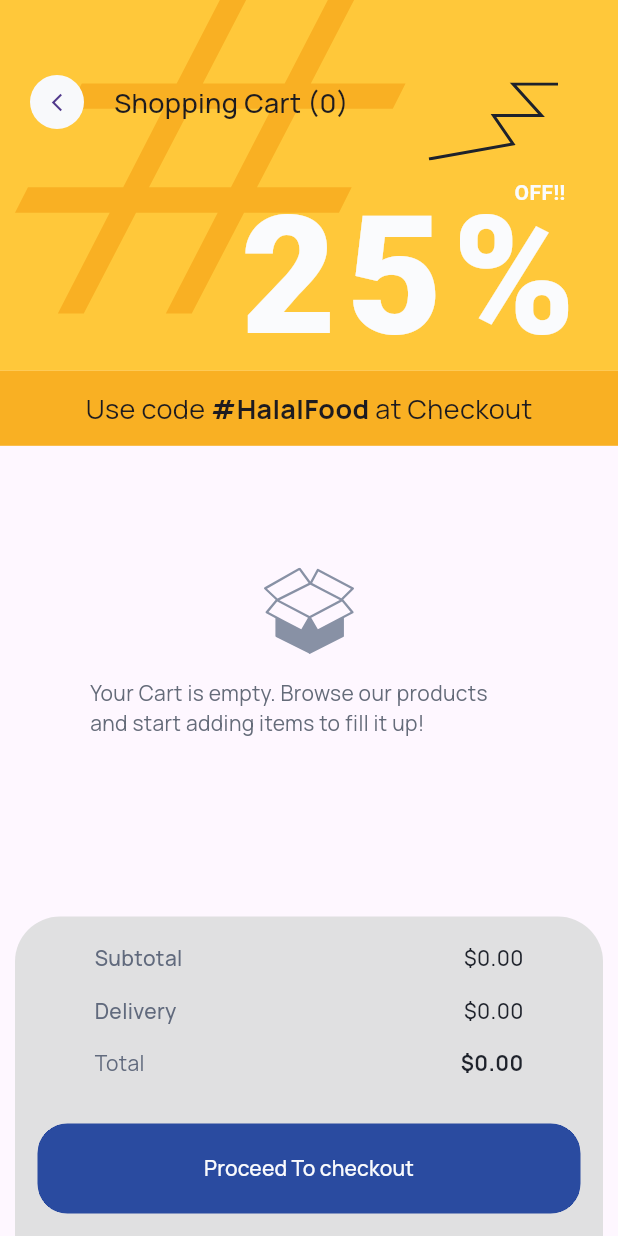
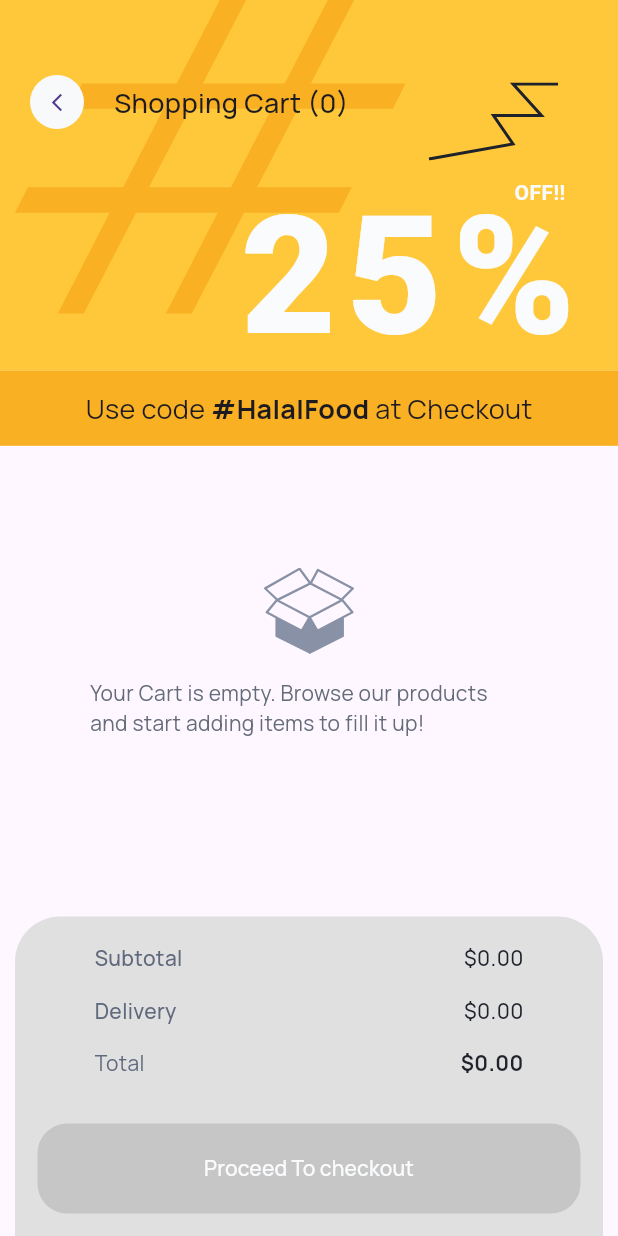
Before and after one commit to JazebJaved468/shop_app_flutter, a Flutter app: the CartScreen screen opened directly, on a phone screen of 412 x 824 dp. Run offline on Flutter 3.47's test engine with Material 2 defaults, Android fonts, the phone set to English and light mode, and no system bars; our stand-ins replace flutter_svg, font_awesome_flutter, lottie, smooth_page_indicator; missing offline and left inert: r_dotted_line_border.

Commit message:
button disbled when cart empty

```diff
--- a/lib/data/data.dart
+++ b/lib/data/data.dart
@@ -3379,21 +3379,21 @@ class PersonalInfo {
     {
       'type': 'Current',
       'orders': [
-        // {
-        //   'id': 765433,
-        //   'items': [
-        //     {
-        //       'shopIndex': 0,
-        //       'filterIndex': 0,
-        //       'productIndex': 4,
-        //       'name': "Bananas",
-        //       'price': 7.90,
-        //       'imgPath':
-        //           'https://encrypted-tbn0.gstatic.com/images?q=tbn:ANd9GcTCGcMjfGiON-64zr0YZw0cjqags4xBLOE8zg&usqp=CAU',
-        //       'quantity': 2,
-        //     },
-        //   ],
-        // },
+        {
+          'id': 765433,
+          'items': [
+            {
+              'shopIndex': 0,
+              'filterIndex': 0,
+              'productIndex': 4,
+              'name': "Bananas",
+              'price': 7.90,
+              // 'imgPath':
+              //     'https://encrypted-tbn0.gstatic.com/images?q=tbn:ANd9GcTCGcMjfGiON-64zr0YZw0cjqags4xBLOE8zg&usqp=CAU',
+              'quantity': 2,
+            },
+          ],
+        },
       ],
     },
     {
--- a/lib/main.dart
+++ b/lib/main.dart
@@ -28,7 +28,7 @@ class MyApp extends StatelessWidget {
         fontFamily: "Manrope",
         useMaterial3: true,
       ),
-      home: const HomeScreen(),
+      home: const CartScreen(),
     );
   }
 }
--- a/lib/screens/PaymentScreen/payment_screen.dart
+++ b/lib/screens/PaymentScreen/payment_screen.dart
@@ -282,8 +282,12 @@ class _PaymentScreenState extends State<PaymentScreen> {
                 },
               );
 
-              //////////////////////////// NEW //////////////////////////////////////////////////////////////////
+//////////////////////////// NEW //////////////////////////////////////////////////////
+              // Copying cart data to orders list
               shiftCartToOrders();
+
+              // Clearing Cart
+              clearCart();
 
               // Delay for 10 seconds and then navigate to another screen
               Future.delayed(Duration(seconds: 4), () {
--- a/lib/screens/cartScreen/cart_screen.dart
+++ b/lib/screens/cartScreen/cart_screen.dart
@@ -416,13 +416,19 @@ class _CartScreenState extends State<CartScreen> {
           // Bottom Sheet (Bill)
           CustomBill(
             buttonText: "Proceed To checkout",
-            onPressed: () async {
-              await Navigator.push(
-                context,
-                MaterialPageRoute(builder: (context) => const AddressScreen()),
-              );
-              setState(() {});
-            },
+            buttonBackgroundColor: CartData.data.isNotEmpty
+                ? GlobalColors.primaryBackground
+                : Color.fromARGB(255, 198, 198, 198),
+            onPressed: CartData.data.isEmpty
+                ? null //disabling the button when cart is empty
+                : () async {
+                    await Navigator.push(
+                      context,
+                      MaterialPageRoute(
+                          builder: (context) => const AddressScreen()),
+                    );
+                    setState(() {});
+                  },
           ),
         ],
       ),
--- a/lib/widgets/custom_bill_sheet.dart
+++ b/lib/widgets/custom_bill_sheet.dart
@@ -9,10 +9,15 @@ class CustomBill extends StatefulWidget {
   // final num subtotalAmount;
   // final num deliveryAmount;
   final String buttonText;
+  final Color? buttonBackgroundColor;
   final void Function()? onPressed;
 
   /// final vars dene hain
-  const CustomBill({super.key, required this.buttonText, this.onPressed});
+  const CustomBill(
+      {super.key,
+      required this.buttonText,
+      this.onPressed,
+      this.buttonBackgroundColor});
 
   @override
   State<CustomBill> createState() => _CustomBillState();
@@ -119,10 +124,13 @@ class _CustomBillState extends State<CustomBill> {
 
           //Checkout Button
           CustomMainButton(
-              text: widget.buttonText,
-              backgroundColor: GlobalColors.primaryBackground,
-              textColor: GlobalColors.primaryHeading,
-              width: mediaWidth * 1, onPressed: widget.onPressed,),
+            text: widget.buttonText,
+            backgroundColor:
+                widget.buttonBackgroundColor ?? GlobalColors.primaryBackground,
+            textColor: GlobalColors.primaryHeading,
+            width: mediaWidth * 1,
+            onPressed: widget.onPressed,
+          ),
         ],
       ),
     );
--- a/lib/widgets/custom_main_button.dart
+++ b/lib/widgets/custom_main_button.dart
@@ -1,8 +1,10 @@
 import 'package:flutter/material.dart';
+
+import '../constants/global_constants.dart';
 
 class CustomMainButton extends StatelessWidget {
   final String text;
-  final Color backgroundColor;
+  final Color? backgroundColor;
   final Color? borderColor;
   final Color textColor;
   final double width;
@@ -21,6 +23,7 @@ class CustomMainButton extends StatelessWidget {
 
   @override
   Widget build(BuildContext context) {
+     Color borderDefault = backgroundColor!;
     // Media Queries
     // var mediaWidth = MediaQuery.of(context).size.width;
     // var mediaHeight = MediaQuery.of(context).size.height;
@@ -31,13 +34,13 @@ class CustomMainButton extends StatelessWidget {
       decoration: BoxDecoration(
         borderRadius: BorderRadius.circular(20),
         border: Border.all(
-          color: borderColor ?? backgroundColor,
+          color: borderColor ?? borderDefault,
           width: 1,
         ),
       ),
       child: TextButton(
         style: TextButton.styleFrom(
-          backgroundColor: backgroundColor,
+          backgroundColor: backgroundColor ??  GlobalColors.primaryBackground,
           shape: const RoundedRectangleBorder(),
         ),
         onPressed: onPressed,
```
Also changed, not shown: lib/functions.dart (+6 -17 lines).
